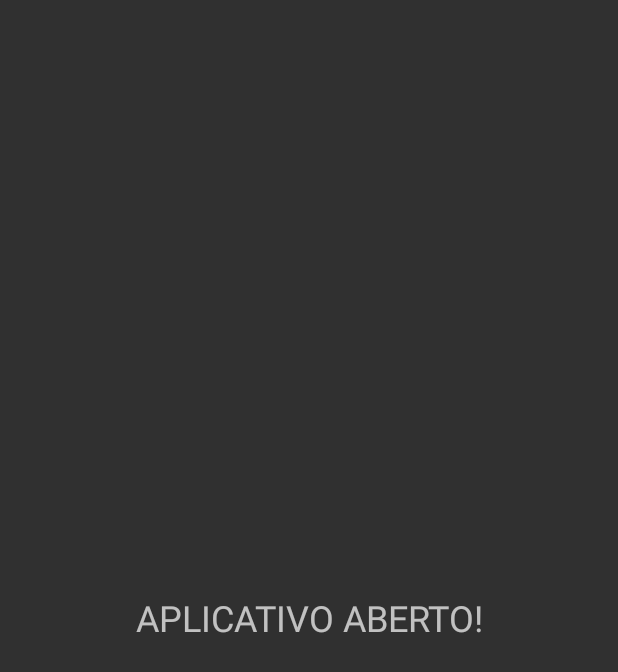
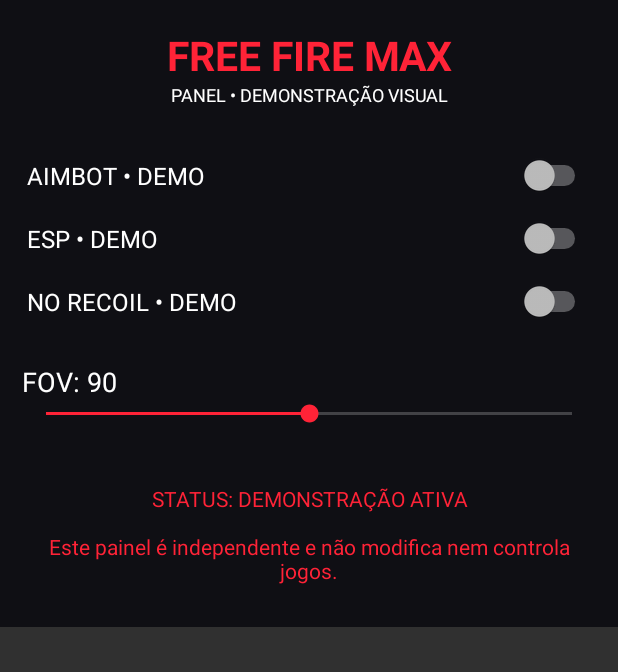
Before and after one commit to kaua273/FreeFireMaxPanel, an Android app: the screen it shows after launch (MainActivity), on a phone screen of 412 x 824 dp. Shown: the top 672 px of the screen. Run offline under Robolectric (Android 15) with nearby library versions, the phone set to English and light mode, and no system bars.

Commit message:
Update MainActivity.kt

```diff
--- a/app/src/main/java/com/panel/MainActivity.kt
+++ b/app/src/main/java/com/panel/MainActivity.kt
@@ -1,19 +1,125 @@
+
 package com.panel
 
 import android.app.Activity
 import android.os.Bundle
-import android.widget.TextView
+import android.graphics.Color
 import android.view.Gravity
+import android.widget.*
+import android.graphics.Typeface
 
 class MainActivity : Activity() {
+
+    private val red = Color.rgb(255, 35, 55)
+    private val white = Color.WHITE
+    private val dark = Color.rgb(15, 15, 20)
+
     override fun onCreate(savedInstanceState: Bundle?) {
         super.onCreate(savedInstanceState)
 
-        val tela = TextView(this)
-        tela.text = "APLICATIVO ABERTO!"
-        tela.textSize = 24f
-        tela.gravity = Gravity.CENTER
+        val root = LinearLayout(this).apply {
+            orientation = LinearLayout.VERTICAL
+            setPadding(22, 28, 22, 22)
+            setBackgroundColor(dark)
+        }
 
-        setContentView(tela)
+        val scroll = ScrollView(this)
+        scroll.addView(root)
+
+        val title = TextView(this).apply {
+            text = "FREE FIRE MAX"
+            textSize = 27f
+            setTextColor(red)
+            gravity = Gravity.CENTER
+            setTypeface(null, Typeface.BOLD)
+        }
+        root.addView(title)
+
+        val subtitle = TextView(this).apply {
+            text = "PANEL • DEMONSTRAÇÃO VISUAL"
+            textSize = 12f
+            setTextColor(white)
+            gravity = Gravity.CENTER
+        }
+        root.addView(subtitle)
+
+        addSpace(root, 25)
+
+        addSwitch(root, "AIMBOT • DEMO")
+        addSwitch(root, "ESP • DEMO")
+        addSwitch(root, "NO RECOIL • DEMO")
+
+        addSpace(root, 20)
+
+        val fovTitle = TextView(this).apply {
+            text = "FOV: 90"
+            textSize = 18f
+            setTextColor(white)
+        }
+        root.addView(fovTitle)
+
+        val fov = SeekBar(this).apply {
+            max = 180
+            progress = 90
+            progressTintList =
+                android.content.res.ColorStateList.valueOf(red)
+            thumbTintList =
+                android.content.res.ColorStateList.valueOf(red)
+        }
+
+        fov.setOnSeekBarChangeListener(
+            object : SeekBar.OnSeekBarChangeListener {
+                override fun onProgressChanged(
+                    bar: SeekBar?,
+                    value: Int,
+                    fromUser: Boolean
+                ) {
+                    fovTitle.text = "FOV: $value"
+                }
+
+                override fun onStartTrackingTouch(bar: SeekBar?) {}
+                override fun onStopTrackingTouch(bar: SeekBar?) {}
+            }
+        )
+
+        root.addView(fov)
+
+        addSpace(root, 25)
+
+        val info = TextView(this).apply {
+            text = "STATUS: DEMONSTRAÇÃO ATIVA\n\nEste painel é independente e não modifica nem controla jogos."
+            textSize = 14f
+            setTextColor(red)
+            gravity = Gravity.CENTER
+            setPadding(12, 20, 12, 20)
+        }
+
+        root.addView(info)
+
+        setContentView(scroll)
+    }
+
+    private fun addSwitch(root: LinearLayout, name: String) {
+        val control = Switch(this).apply {
+            text = name
+            textSize = 16f
+            setTextColor(white)
+            setPadding(5, 15, 5, 15)
+            buttonTintList =
+                android.content.res.ColorStateList.valueOf(red)
+        }
+
+        root.addView(control)
+    }
+
+    private fun addSpace(root: LinearLayout, height: Int) {
+        val space = TextView(this)
+        root.addView(
+            space,
+            LinearLayout.LayoutParams(
+                1,
+                (height * resources.displayMetrics.density).toInt()
+            )
+        )
     }
 }
```
